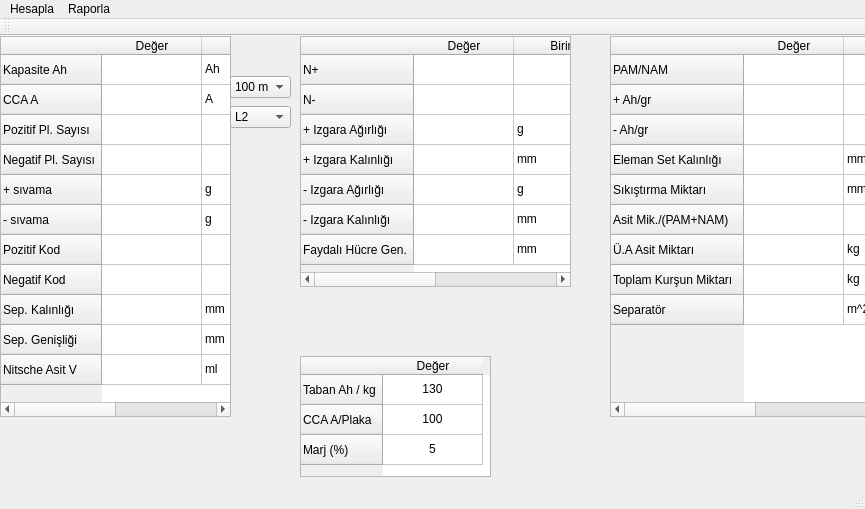
Qt form mainwindow.ui (burakulgut/Test) before a commit.
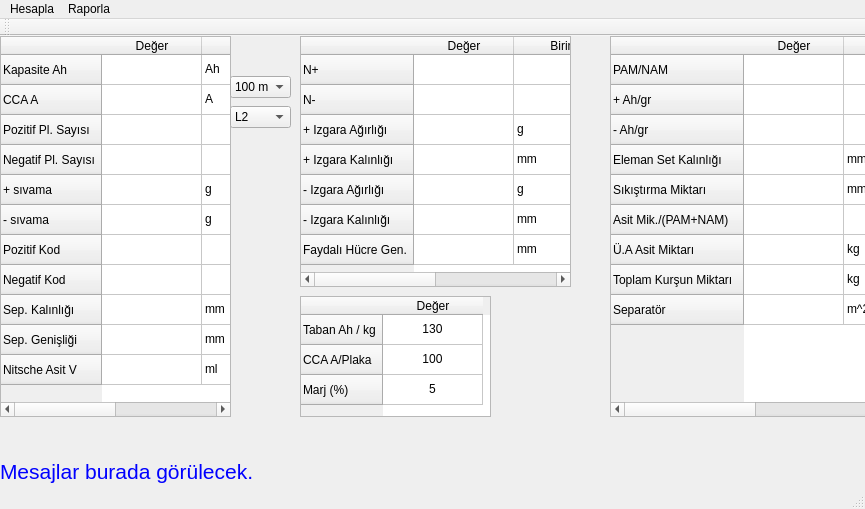
The same form after that commit. Icons and pictures are not drawn.

```diff
--- a/mainwindow.ui
+++ b/mainwindow.ui
@@ -593,7 +593,7 @@
     <property name="geometry">
      <rect>
       <x>300</x>
-      <y>320</y>
+      <y>260</y>
       <width>191</width>
       <height>121</height>
      </rect>
@@ -643,6 +643,19 @@
      </property>
     </item>
    </widget>
+   <widget class="QLabel" name="MessageLabel">
+    <property name="geometry">
+     <rect>
+      <x>0</x>
+      <y>420</y>
+      <width>681</width>
+      <height>31</height>
+     </rect>
+    </property>
+    <property name="text">
+     <string>&lt;html&gt;&lt;head/&gt;&lt;body&gt;&lt;p&gt;&lt;span style=&quot; font-size:16pt; color:#0000ff;&quot;&gt;Mesajlar burada görülecek.&lt;/span&gt;&lt;/p&gt;&lt;/body&gt;&lt;/html&gt;</string>
+    </property>
+   </widget>
   </widget>
   <widget class="QMenuBar" name="menuBar">
    <property name="geometry">
```
